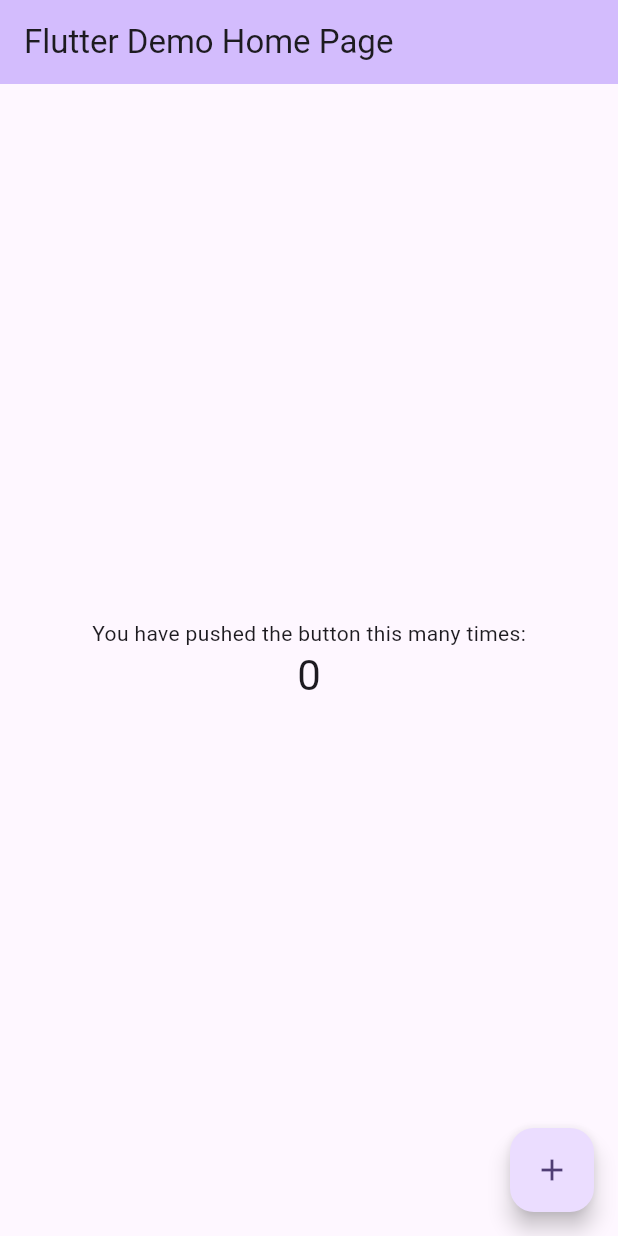
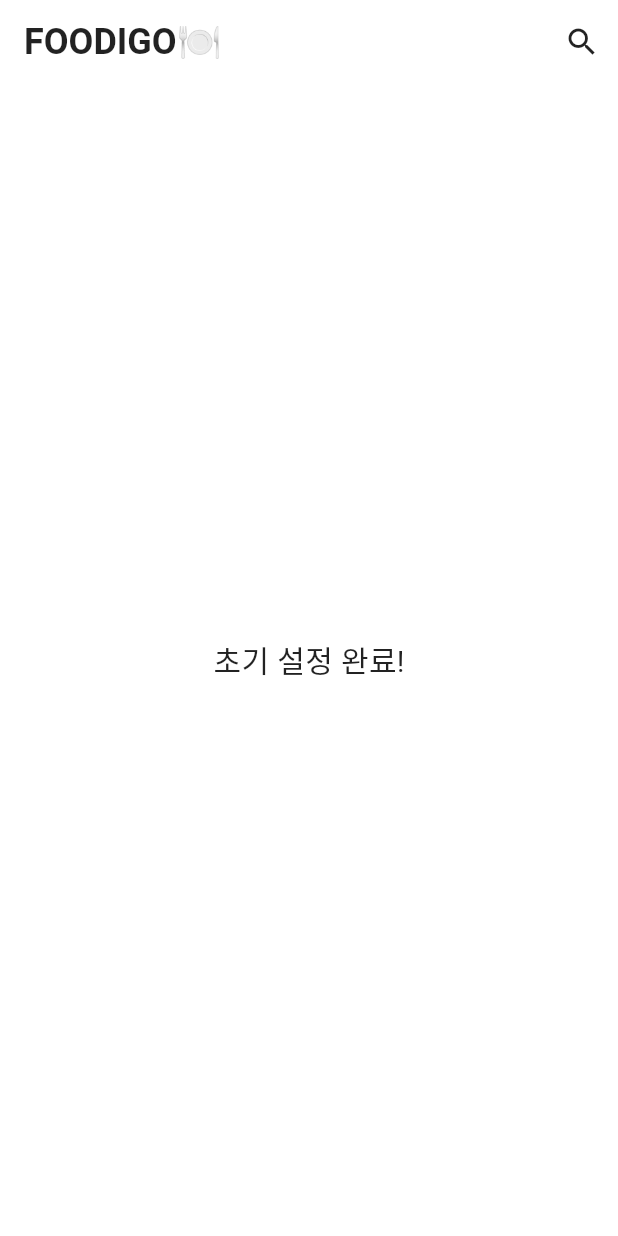
Before and after one commit to theFrostBurn/FFBC_challenge5, a Flutter app: the screen it shows after launch, on a phone screen of 412 x 824 dp. Run offline on Flutter 3.47's test engine with Material 3 defaults, Android fonts, the phone set to English and light mode, and no system bars.

Commit message:
third commit

```diff
--- /dev/null
+++ b/lib/config/theme.dart
@@ -0,0 +1,47 @@
+import 'package:flutter/material.dart';
+
+class AppTheme {
+  static const Color primaryColor = Color(0xFF7165E3); // 보라색 계열 브랜드 컬러
+  static const Color backgroundColor = Colors.white;
+  static const Color textColor = Colors.black87;
+
+  static ThemeData get lightTheme {
+    return ThemeData(
+      primaryColor: primaryColor,
+      scaffoldBackgroundColor: backgroundColor,
+      appBarTheme: const AppBarTheme(
+        backgroundColor: backgroundColor,
+        elevation: 0,
+        centerTitle: false,
+        iconTheme: IconThemeData(color: textColor),
+        titleTextStyle: TextStyle(
+          color: textColor,
+          fontSize: 24,
+          fontWeight: FontWeight.bold,
+        ),
+      ),
+      cardTheme: CardTheme(
+        elevation: 4,
+        shape: RoundedRectangleBorder(
+          borderRadius: BorderRadius.circular(12),
+        ),
+        shadowColor: Colors.black26,
+      ),
+      textTheme: const TextTheme(
+        headlineLarge: TextStyle(
+          color: textColor,
+          fontSize: 24,
+          fontWeight: FontWeight.bold,
+        ),
+        bodyLarge: TextStyle(
+          color: textColor,
+          fontSize: 16,
+        ),
+        bodyMedium: TextStyle(
+          color: textColor,
+          fontSize: 14,
+        ),
+      ),
+    );
+  }
+}
--- a/lib/main.dart
+++ b/lib/main.dart
@@ -1,4 +1,6 @@
 import 'package:flutter/material.dart';
+import 'package:challenge5/config/theme.dart';
+import 'package:challenge5/screens/home_screen.dart';
 
 void main() {
   runApp(const MyApp());
@@ -7,119 +9,13 @@ void main() {
 class MyApp extends StatelessWidget {
   const MyApp({super.key});
 
-  // This widget is the root of your application.
   @override
   Widget build(BuildContext context) {
     return MaterialApp(
-      title: 'Flutter Demo',
-      theme: ThemeData(
-        // This is the theme of your application.
-        //
-        // TRY THIS: Try running your application with "flutter run". You'll see
-        // the application has a purple toolbar. Then, without quitting the app,
-        // try changing the seedColor in the colorScheme below to Colors.green
-        // and then invoke "hot reload" (save your changes or press the "hot
-        // reload" button in a Flutter-supported IDE, or press "r" if you used
-        // the command line to start the app).
-        //
-        // Notice that the counter didn't reset back to zero; the application
-        // state is not lost during the reload. To reset the state, use hot
-        // restart instead.
-        //
-        // This works for code too, not just values: Most code changes can be
-        // tested with just a hot reload.
-        colorScheme: ColorScheme.fromSeed(seedColor: Colors.deepPurple),
-        useMaterial3: true,
-      ),
-      home: const MyHomePage(title: 'Flutter Demo Home Page'),
+      title: 'FOODIGO',
+      theme: AppTheme.lightTheme,
+      home: const HomeScreen(),
+      debugShowCheckedModeBanner: false,
     );
   }
 }
-
-class MyHomePage extends StatefulWidget {
-  const MyHomePage({super.key, required this.title});
-
-  // This widget is the home page of your application. It is stateful, meaning
-  // that it has a State object (defined below) that contains fields that affect
-  // how it looks.
-
-  // This class is the configuration for the state. It holds the values (in this
-  // case the title) provided by the parent (in this case the App widget) and
-  // used by the build method of the State. Fields in a Widget subclass are
-  // always marked "final".
-
-  final String title;
-
-  @override
-  State<MyHomePage> createState() => _MyHomePageState();
-}
-
-class _MyHomePageState extends State<MyHomePage> {
-  int _counter = 0;
-
-  void _incrementCounter() {
-    setState(() {
-      // This call to setState tells the Flutter framework that something has
-      // changed in this State, which causes it to rerun the build method below
-      // so that the display can reflect the updated values. If we changed
-      // _counter without calling setState(), then the build method would not be
-      // called again, and so nothing would appear to happen.
-      _counter++;
-    });
-  }
-
-  @override
-  Widget build(BuildContext context) {
-    // This method is rerun every time setState is called, for instance as done
-    // by the _incrementCounter method above.
-    //
-    // The Flutter framework has been optimized to make rerunning build methods
-    // fast, so that you can just rebuild anything that needs updating rather
-    // than having to individually change instances of widgets.
-    return Scaffold(
-      appBar: AppBar(
-        // TRY THIS: Try changing the color here to a specific color (to
-        // Colors.amber, perhaps?) and trigger a hot reload to see the AppBar
-        // change color while the other colors stay the same.
-        backgroundColor: Theme.of(context).colorScheme.inversePrimary,
-        // Here we take the value from the MyHomePage object that was created by
-        // the App.build method, and use it to set our appbar title.
-        title: Text(widget.title),
-      ),
-      body: Center(
-        // Center is a layout widget. It takes a single child and positions it
-        // in the middle of the parent.
-        child: Column(
-          // Column is also a layout widget. It takes a list of children and
-          // arranges them vertically. By default, it sizes itself to fit its
-          // children horizontally, and tries to be as tall as its parent.
-          //
-          // Column has various properties to control how it sizes itself and
-          // how it positions its children. Here we use mainAxisAlignment to
-          // center the children vertically; the main axis here is the vertical
-          // axis because Columns are vertical (the cross axis would be
-          // horizontal).
-          //
-          // TRY THIS: Invoke "debug painting" (choose the "Toggle Debug Paint"
-          // action in the IDE, or press "p" in the console), to see the
-          // wireframe for each widget.
-          mainAxisAlignment: MainAxisAlignment.center,
-          children: <Widget>[
-            const Text(
-              'You have pushed the button this many times:',
-            ),
-            Text(
-              '$_counter',
-              style: Theme.of(context).textTheme.headlineMedium,
-            ),
-          ],
-        ),
-      ),
-      floatingActionButton: FloatingActionButton(
-        onPressed: _incrementCounter,
-        tooltip: 'Increment',
-        child: const Icon(Icons.add),
-      ), // This trailing comma makes auto-formatting nicer for build methods.
-    );
-  }
-}
--- /dev/null
+++ b/lib/screens/home_screen.dart
@@ -0,0 +1,31 @@
+import 'package:flutter/material.dart';
+
+class HomeScreen extends StatelessWidget {
+  const HomeScreen({super.key});
+
+  @override
+  Widget build(BuildContext context) {
+    return Scaffold(
+      appBar: AppBar(
+        title: const Text(
+          'FOODIGO🍽️',
+          style: TextStyle(fontWeight: FontWeight.bold),
+        ),
+        actions: [
+          IconButton(
+            icon: const Icon(Icons.search),
+            onPressed: () {
+              // TODO: Implement search functionality
+            },
+          ),
+        ],
+      ),
+      body: const Center(
+        child: Text(
+          '초기 설정 완료!',
+          style: TextStyle(fontSize: 20),
+        ),
+      ),
+    );
+  }
+}
```
Also changed, not shown: pubspec.yaml (+10 -1 lines), pubspec.lock, 2 other files.
